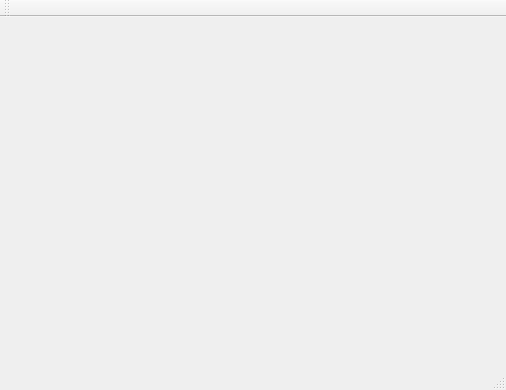
Qt form GUI/GUI/mainwindow.ui (NaviPolytechnique/GUI) before a commit.
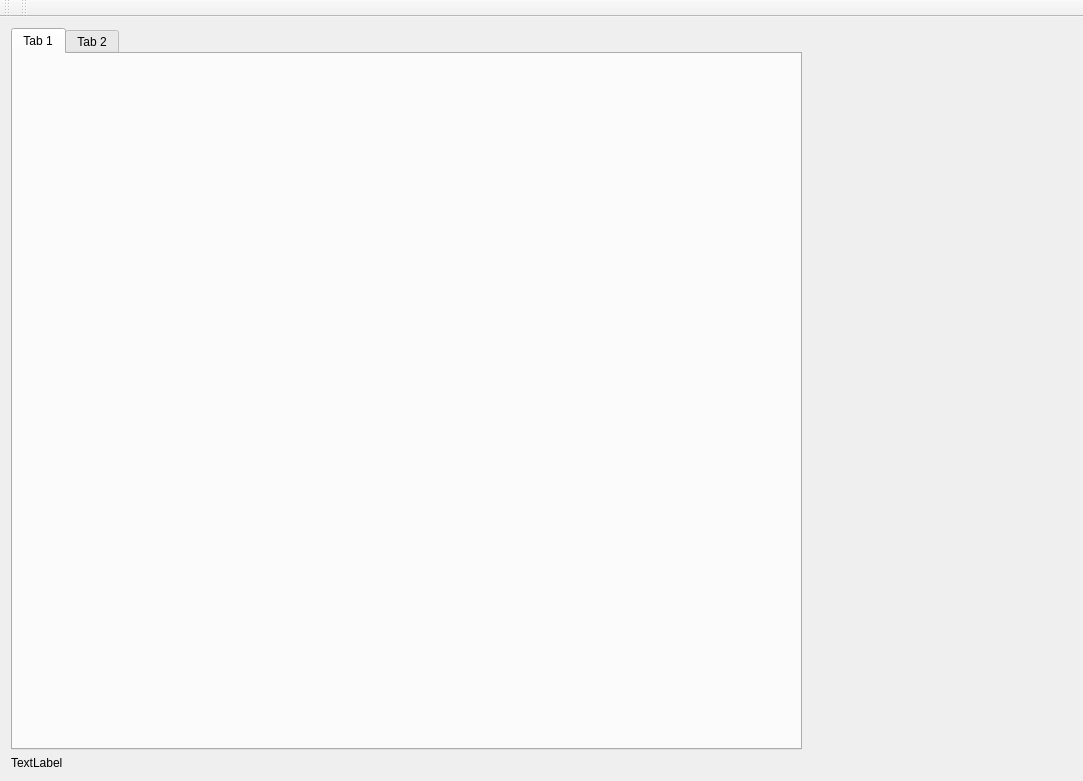
The same form after that commit. Icons and pictures are not drawn.

Patch:
```diff
--- a/GUI/GUI/mainwindow.ui
+++ b/GUI/GUI/mainwindow.ui
@@ -6,36 +6,91 @@
    <rect>
     <x>0</x>
     <y>0</y>
-    <width>506</width>
-    <height>390</height>
+    <width>1083</width>
+    <height>781</height>
    </rect>
   </property>
   <property name="windowTitle">
    <string>MainWindow</string>
   </property>
   <widget class="QWidget" name="centralWidget">
-   <widget class="QWidget" name="verticalWidget" native="true">
-    <property name="geometry">
-     <rect>
-      <x>409</x>
-      <y>0</y>
-      <width>91</width>
-      <height>80</height>
-     </rect>
-    </property>
-    <layout class="QVBoxLayout" name="verticalLayout"/>
-   </widget>
-   <widget class="QWidget" name="verticalLayoutWidget_3">
-    <property name="geometry">
-     <rect>
-      <x>410</x>
-      <y>90</y>
-      <width>91</width>
-      <height>80</height>
-     </rect>
-    </property>
-    <layout class="QVBoxLayout" name="verticalLayout_2"/>
-   </widget>
+   <layout class="QGridLayout" name="gridLayout_4">
+    <item row="0" column="0">
+     <layout class="QGridLayout" name="mainlayout" rowstretch="3,1" columnstretch="6,2">
+      <item row="0" column="1">
+       <layout class="QVBoxLayout" name="layoutvdroite" stretch="2,3,3">
+        <item>
+         <widget class="QLabel" name="logo">
+          <property name="sizePolicy">
+           <sizepolicy hsizetype="Ignored" vsizetype="Ignored">
+            <horstretch>0</horstretch>
+            <verstretch>0</verstretch>
+           </sizepolicy>
+          </property>
+          <property name="text">
+           <string/>
+          </property>
+          <property name="pixmap">
+           <pixmap resource="images.qrc">:/new/logo</pixmap>
+          </property>
+          <property name="scaledContents">
+           <bool>true</bool>
+          </property>
+         </widget>
+        </item>
+        <item>
+         <widget class="QWidget" name="horizonindicator" native="true"/>
+        </item>
+        <item>
+         <widget class="QWidget" name="compass" native="true"/>
+        </item>
+       </layout>
+      </item>
+      <item row="0" column="0">
+       <widget class="QTabWidget" name="tabwidget">
+        <widget class="QWidget" name="map">
+         <property name="font">
+          <font>
+           <family>Times New Roman</family>
+           <pointsize>13</pointsize>
+           <weight>75</weight>
+           <bold>true</bold>
+          </font>
+         </property>
+         <attribute name="title">
+          <string>Tab 1</string>
+         </attribute>
+        </widget>
+        <widget class="QWidget" name="attitudes">
+         <attribute name="title">
+          <string>Tab 2</string>
+         </attribute>
+        </widget>
+       </widget>
+      </item>
+      <item row="1" column="0">
+       <layout class="QHBoxLayout" name="layouthbas">
+        <item>
+         <widget class="QLabel" name="label_2">
+          <property name="text">
+           <string>TextLabel</string>
+          </property>
+         </widget>
+        </item>
+        <item>
+         <layout class="QVBoxLayout" name="controls"/>
+        </item>
+        <item>
+         <layout class="QVBoxLayout" name="inputcommands"/>
+        </item>
+       </layout>
+      </item>
+      <item row="1" column="1">
+       <layout class="QVBoxLayout" name="eandm"/>
+      </item>
+     </layout>
+    </item>
+   </layout>
   </widget>
   <widget class="QMenuBar" name="menuBar">
    <property name="geometry">
@@ -55,7 +110,17 @@
     <bool>false</bool>
    </attribute>
   </widget>
-  <widget class="QStatusBar" name="statusBar"/>
+  <widget class="QToolBar" name="toolBar">
+   <property name="windowTitle">
+    <string>toolBar</string>
+   </property>
+   <attribute name="toolBarArea">
+    <enum>TopToolBarArea</enum>
+   </attribute>
+   <attribute name="toolBarBreak">
+    <bool>false</bool>
+   </attribute>
+  </widget>
  </widget>
  <layoutdefault spacing="6" margin="11"/>
  <resources/>
```
Left out of the diff: 6 changed lines with no effect on the pictures.
